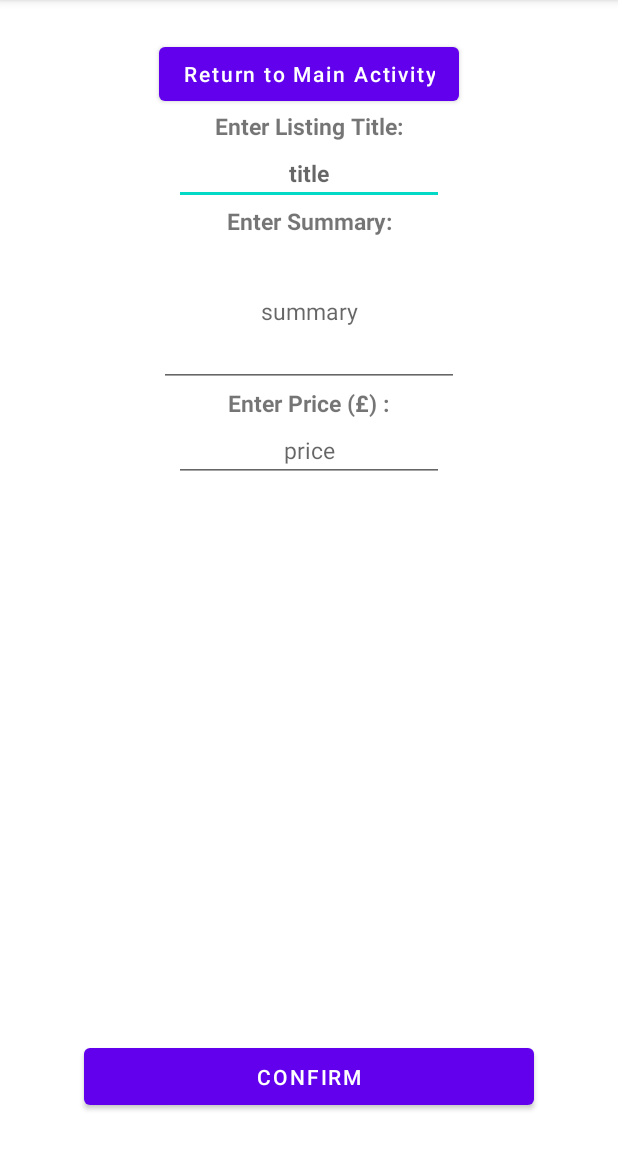
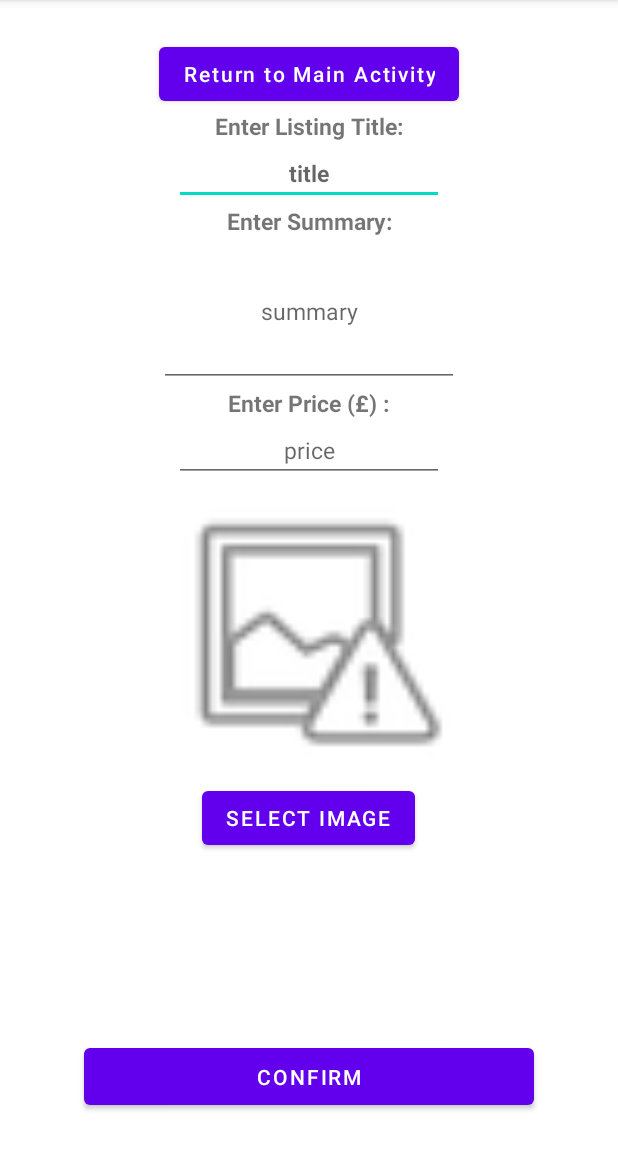
Before and after one commit to SyamMarcus/Android-Mobile-Development-Module, an Android app: the CreateListingActivity screen opened directly, with no data from a screen before it, on a phone screen of 412 x 824 dp, the part 84-1236 px from its top. Run offline under Robolectric (Android 15) with nearby library versions, the phone set to English and light mode, and no system bars.

Commit message:
version 0.2.3
Feat:
- Added new listingImageView and selectImageButton to CreateListingActivity to load and store an image file
- Added new android permission to read external storage in AndroidManifest.xml
- Linked new selectImageButton to get permission to access storage and to then select an image from the gallery storage and map its data to the listingImageView

```diff
--- a/app/src/main/AndroidManifest.xml
+++ b/app/src/main/AndroidManifest.xml
@@ -1,6 +1,8 @@
 <?xml version="1.0" encoding="utf-8"?>
 <manifest xmlns:android="http://schemas.android.com/apk/res/android"
     package="com.example.geartrader">
+
+    <uses-permission android:name="android.permission.READ_EXTERNAL_STORAGE" />
 
     <application
         android:allowBackup="true"
--- a/app/src/main/res/layout/activity_create_listing.xml
+++ b/app/src/main/res/layout/activity_create_listing.xml
@@ -88,6 +88,24 @@
         android:inputType="textPersonName"
         android:autofillHints="" />
 
+    <ImageView
+        android:id="@+id/listingImageView"
+        android:layout_width="200dp"
+        android:layout_height="200dp"
+        android:layout_below="@id/priceEditTextView"
+        android:layout_centerHorizontal="true"
+        app:srcCompat="@android:drawable/ic_menu_report_image"
+        android:contentDescription="Image for the user to Upload with the listing" />
+
+    <Button
+        android:id="@+id/selectImageButton"
+        android:layout_width="wrap_content"
+        android:layout_height="wrap_content"
+        android:layout_below="@id/listingImageView"
+        android:layout_centerHorizontal="true"
+        android:layout_marginBottom="25dp"
+        android:text="@string/select_image" />
+
     <Button
         android:id="@+id/createListing"
         android:layout_width="300dp"
--- a/app/src/main/res/values/strings.xml
+++ b/app/src/main/res/values/strings.xml
@@ -17,4 +17,5 @@
     <string name="enter_email">Enter Email:</string>
     <string name="email">email</string>
     <string name="refresh_listings">Refresh Listings</string>
+    <string name="select_image">Select Image</string>
 </resources>
```
Also changed, not shown: app/src/main/java/com/example/geartrader/CreateListingActivity.java (+62 -0 lines).
